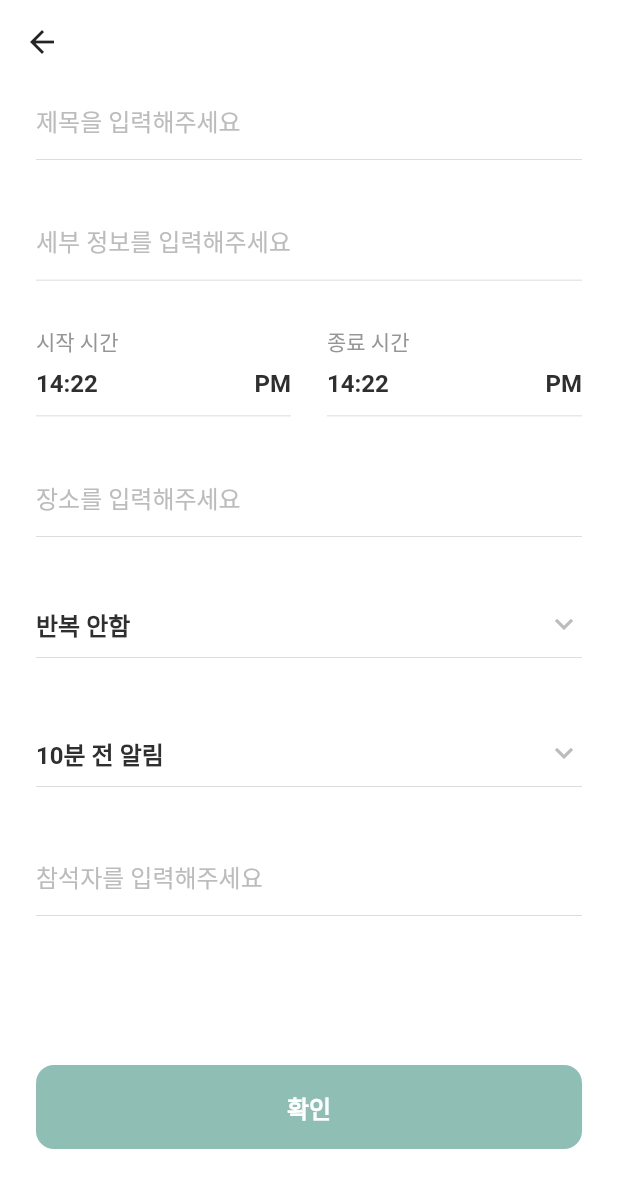
After one commit to kimtaeoug/monglee, a Flutter app: the screen it shows after launch, on a phone screen of 412 x 824 dp. The commit adds this screen. Shown: the top 1188 px of the screen. Run offline on Flutter 3.47's test engine with Material 2 defaults, Android fonts, the phone set to English and light mode, and no system bars; our stand-ins replace easy_localization, flutter_svg, get, logger, table_calendar; missing offline and left inert: day_night_time_picker; Roboto replaces fonts that are missing (pretendard).

Commit message:
Todo 리스트 입력화면 프로토타입

```diff
--- /dev/null
+++ b/lib/component/monglee_appbar.dart
@@ -0,0 +1,30 @@
+import 'package:flutter/material.dart';
+import 'package:get/get.dart';
+import 'package:monglee/util/moglee_color.dart';
+
+class MongleeAppBar{
+  ///
+  /// 뒤로가기만 있는 appbar
+  ///
+  static AppBar onlyBack({Function()? function}){
+    return AppBar(
+      backgroundColor: Colors.transparent,
+      elevation: 0,
+      leading: SizedBox(
+        width: 24,
+        height: 24,
+        child: IconButton(
+          color: mineShatf,
+          icon: const Icon(Icons.arrow_back),
+          onPressed: (){
+            if(function!=null){
+              function.call();
+            }else{
+              Get.back();
+            }
+          },
+        ),
+      )
+    );
+  }
+}
--- a/lib/component/monglee_chip.dart
+++ b/lib/component/monglee_chip.dart
@@ -16,7 +16,7 @@ class MongleeChip extends StatelessWidget {
       padding: const EdgeInsets.symmetric(horizontal: 12, vertical: 8),
       decoration: BoxDecoration(
           borderRadius: const BorderRadius.all(Radius.circular(8)),
-          color: selected ? mintText : gray100,
+          color: selected ? mintText.withOpacity(0.2) : gray100,
           border: selected ? Border.all(color: primaryColor) : null),
       child: Text(
         text,
--- /dev/null
+++ b/lib/component/monglee_expanel.dart
@@ -0,0 +1,76 @@
+import 'package:flutter/cupertino.dart';
+import 'package:flutter/material.dart';
+import 'package:get/get.dart';
+import 'package:monglee/util/moglee_color.dart';
+import 'package:monglee/util/styler.dart';
+
+class MongleeExpanel extends StatefulWidget {
+  final String title;
+  final List<Widget> items;
+
+  MongleeExpanel({Key? key, required this.title, required this.items})
+      : super(key: key);
+
+  @override
+  State<StatefulWidget> createState() => _MongleeExpanel();
+}
+
+class _MongleeExpanel extends State<MongleeExpanel> {
+  @override
+  void initState() {
+    super.initState();
+  }
+
+  @override
+  void dispose() {
+    super.dispose();
+  }
+
+  final TextStyle _style =
+      Styler.style(fontWeight: FontWeight.w600, fontSize: 16);
+
+  @override
+  Widget build(BuildContext context) {
+    return SizedBox(
+      width: Get.width,
+      child: Stack(
+        children: [
+          ExpansionTile(
+            shape: const Border(),
+            collapsedShape: const Border(),
+            tilePadding: EdgeInsets.zero,
+            title: Text(
+              widget.title,
+              style: _style,
+            ),
+            iconColor: gray300,
+            collapsedIconColor: gray300,
+            onExpansionChanged: (value) {},
+            children: [_wrapChildren()],
+          ),
+          Positioned(
+              top: 50,
+              child: Container(
+                width: Get.width,
+                color: gray200,
+                height: 0.5,
+              ))
+        ],
+      ),
+    );
+  }
+
+  Widget _wrapChildren() {
+    return Padding(
+      padding: const EdgeInsets.only(top: 8),
+      child: SizedBox(
+        width: Get.width,
+        child: Wrap(
+          runSpacing: 8,
+          spacing: 8,
+          children: widget.items,
+        ),
+      ),
+    );
+  }
+}
--- a/lib/component/monglee_text_input_field.dart
+++ b/lib/component/monglee_text_input_field.dart
@@ -28,8 +28,10 @@ class MongleeTextInputField extends StatelessWidget {
   Widget build(BuildContext context) {
     return SizedBox(
       width: Get.width,
-      height: 33,
-      child: TextFormField(
+      child: Column(
+        mainAxisAlignment: MainAxisAlignment.start,
+        children: [
+          TextFormField(
             onTap: onTapFunction,
             onChanged: onChanged,
             onEditingComplete: onEditingCompleteFunction,
@@ -49,6 +51,14 @@ class MongleeTextInputField extends StatelessWidget {
               suffix: subffix,
             ),
           ),
+          const SizedBox(height: 2,),
+          Container(
+            width: Get.width,
+            height: 0.5,
+            color: gray200,
+          )
+        ],
+      ),
     );
   }
 
--- /dev/null
+++ b/lib/component/monglee_time_input.dart
@@ -0,0 +1,88 @@
+import 'package:flutter/cupertino.dart';
+import 'package:flutter/material.dart';
+import 'package:get/get.dart';
+import 'package:day_night_time_picker/day_night_time_picker.dart' as t;
+import 'package:monglee/util/moglee_color.dart';
+import 'package:monglee/util/styler.dart';
+
+class MongleeTimeInput extends StatefulWidget {
+  final bool isStart;
+
+  MongleeTimeInput({Key? key, this.isStart = true}) : super(key: key);
+
+  @override
+  State<StatefulWidget> createState() => _MongleeTimeInput();
+}
+
+class _MongleeTimeInput extends State<MongleeTimeInput> {
+  @override
+  void initState() {
+    super.initState();
+  }
+
+  @override
+  void dispose() {
+    super.dispose();
+  }
+
+  t.Time _time = t.Time(hour: 11, minute: 30, second: 20);
+
+  @override
+  Widget build(BuildContext context) {
+    return GestureDetector(
+        onTap: () {
+          Navigator.of(context).push(t.showPicker(
+              value: _time,
+              onChange: (value) {},
+              onCancel: () {
+                Get.back();
+              },
+              cancelText: '취소',
+              okText: '확인'));
+        },
+        child: SizedBox(
+          width: (Get.width - 72) / 2,
+          child: Column(
+            mainAxisAlignment: MainAxisAlignment.start,
+            crossAxisAlignment: CrossAxisAlignment.start,
+            children: [
+              Text(
+                widget.isStart ? '시작 시간' : '종료 시간',
+                style: _labelStyle,
+              ),
+              const SizedBox(
+                height: 8,
+              ),
+              SizedBox(
+                  width: (Get.width - 72) / 2,
+                  child: Row(
+                    mainAxisAlignment: MainAxisAlignment.spaceBetween,
+                    children: [
+                      Text(
+                        '14:22',
+                        style: _timeStyle,
+                      ),
+                      Text(
+                        'PM',
+                        style: _timeStyle,
+                      )
+                    ],
+                  )),
+              const SizedBox(
+                height: 12,
+              ),
+              Container(
+                width: Get.width,
+                height: 0.5,
+                color: gray200,
+              )
+            ],
+          ),
+        ));
+  }
+
+  final TextStyle _labelStyle =
+      Styler.style(color: dustyGray, fontWeight: FontWeight.w500);
+  final TextStyle _timeStyle =
+      Styler.style(fontSize: 16, fontWeight: FontWeight.w600);
+}
--- a/lib/main.dart
+++ b/lib/main.dart
@@ -3,8 +3,8 @@ import 'dart:async';
 import 'package:easy_localization/easy_localization.dart';
 import 'package:flutter/material.dart';
 import 'package:get/get.dart';
+import 'package:monglee/page/home/views/todo_or_diary/todo/todo_wirte_page.dart';
 import 'package:monglee/util/app_pages.dart';
-import 'package:monglee/util/app_routes.dart';
 
 void main() async {
   WidgetsFlutterBinding.ensureInitialized();
@@ -27,7 +27,8 @@ class MyApp extends StatelessWidget {
       localizationsDelegates: context.localizationDelegates,
       locale: context.locale,
       supportedLocales: context.supportedLocales,
-      initialRoute: Routes.HOME,
+      home: TodoWritePage(),
+      // initialRoute: Routes.HOME,
       // initialRoute: AppPages.INITIAL,
       getPages: AppPages.routes,
       debugShowCheckedModeBanner: false,
--- /dev/null
+++ b/lib/page/home/views/todo_or_diary/todo/todo_wirte_page.dart
@@ -0,0 +1,125 @@
+import 'package:flutter/cupertino.dart';
+import 'package:flutter/material.dart';
+import 'package:get/get.dart';
+import 'package:monglee/component/monglee_appbar.dart';
+import 'package:monglee/component/monglee_btn.dart';
+import 'package:monglee/component/monglee_chip.dart';
+import 'package:monglee/component/monglee_expanel.dart';
+import 'package:monglee/component/monglee_text_input_field.dart';
+import 'package:monglee/component/monglee_time_input.dart';
+
+class TodoWritePage extends StatefulWidget {
+  const TodoWritePage({Key? key}) : super(key: key);
+
+  @override
+  State<StatefulWidget> createState() => _TodoWritePage();
+}
+
+class _TodoWritePage extends State<TodoWritePage> {
+  @override
+  void initState() {
+    super.initState();
+  }
+
+  @override
+  void dispose() {
+    super.dispose();
+  }
+
+  @override
+  Widget build(BuildContext context) {
+    return Scaffold(
+      resizeToAvoidBottomInset: false,
+      backgroundColor: Colors.white,
+      appBar: MongleeAppBar.onlyBack(),
+      body: SizedBox(
+        width: Get.width,
+        height: Get.height,
+        child: CustomScrollView(
+          shrinkWrap: true,
+          slivers: [
+            SliverToBoxAdapter(
+              child: Padding(
+                padding: const EdgeInsets.symmetric(horizontal: 24),
+                child: Column(
+                  mainAxisAlignment: MainAxisAlignment.start,
+                  crossAxisAlignment: CrossAxisAlignment.center,
+                  children: [
+                    MongleeTextInputField(
+                      hint: '제목을 입력해주세요',
+                    ),
+                    const SizedBox(
+                      height: 30,
+                    ),
+                    MongleeTextInputField(
+                      hint: '세부 정보를 입력해주세요',
+                    ),
+                    const SizedBox(
+                      height: 30,
+                    ),
+                    Row(
+                      mainAxisAlignment: MainAxisAlignment.spaceBetween,
+                      children: [
+                        MongleeTimeInput(),
+                        MongleeTimeInput(
+                          isStart: false,
+                        )
+                      ],
+                    ),
+                    const SizedBox(
+                      height: 30,
+                    ),
+                    MongleeTextInputField(
+                      hint: '장소를 입력해주세요',
+                    ),
+                    const SizedBox(
+                      height: 30,
+                    ),
+                    MongleeExpanel(title: '반복 안함', items: [
+                      MongleeChip(text: '반복 안함', selected: true),
+                      MongleeChip(text: '매일', selected: false),
+                      MongleeChip(text: '매주 월요일', selected: false),
+                      MongleeChip(text: '주중 매일(월-금)', selected: false),
+                      MongleeChip(text: '매월 첫 번째 월요일', selected: false)
+                    ]),
+                    const SizedBox(
+                      height: 30,
+                    ),
+                    MongleeExpanel(title: '10분 전 알림', items: [
+                      MongleeChip(text: '10분 전', selected: true),
+                      MongleeChip(text: '30분 전', selected: false),
+                      MongleeChip(text: '1시간 전', selected: false),
+                    ]),
+                    const SizedBox(
+                      height: 30,
+                    ),
+                    MongleeTextInputField(
+                      hint: '참석자를 입력해주세요 ',
+                    ),
+                  ],
+                ),
+              ),
+            ),
+            SliverFillRemaining(
+              hasScrollBody: false,
+              child: Column(
+                mainAxisAlignment: MainAxisAlignment.end,
+                children: [
+                  Expanded(
+                      child: Container(
+                    width: Get.width,
+                    color: Colors.transparent,
+                  )),
+                  Padding(
+                    padding: const EdgeInsets.only(bottom: 58, top: 40),
+                    child: MongleeBtn(clickFuntion: () {}),
+                  ),
+                ],
+              ),
+            )
+          ],
+        ),
+      ),
+    );
+  }
+}
--- a/lib/util/moglee_color.dart
+++ b/lib/util/moglee_color.dart
@@ -16,6 +16,7 @@ const Color gray150  = Color(0xffF9F9F9);
 
 const Color textLightPrimary = Color(0xff16191C);
 const Color mintText = Color(0xff66B8A3);
+const Color mintBg = Color(0xffA2D6C8);
 
 const Color silver = Color(0xffCCCCCC);
 const Color darkGray = Color(0xffAEAEAE);
--- a/pubspec.yaml
+++ b/pubspec.yaml
@@ -32,6 +32,7 @@ dev_dependencies:
   freezed: ^2.3.0
   json_serializable: ^6.1.4
   build_runner: ^2.1.7
+  day_night_time_picker: ^1.3.0+1
 
 flutter:
   uses-material-design: true
```
Also changed, not shown: lib/page/home/views/calendar/home_appbar.dart (added, +17 -0 lines), lib/page/home/views/calendar/monglee_calendar.dart (+133 -65 lines), lib/page/home/views/home_page.dart (+36 -9 lines), lib/page/home/views/monglee_bottom_navigation.dart (+10 -4 lines), lib/page/home/views/todo_or_diary/todo/todo_page.dart (added, +15 -0 lines), lib/page/home/views/todo_or_diary/todo_or_diary_head.dart (added, +29 -0 lines), lib/util/time_util.dart (added, +10 -0 lines), assets/images/back_icon.svg (added), assets/images/plus_icon.svg (added), pubspec.lock. Lines whose indentation alone changed are shown as unchanged.
